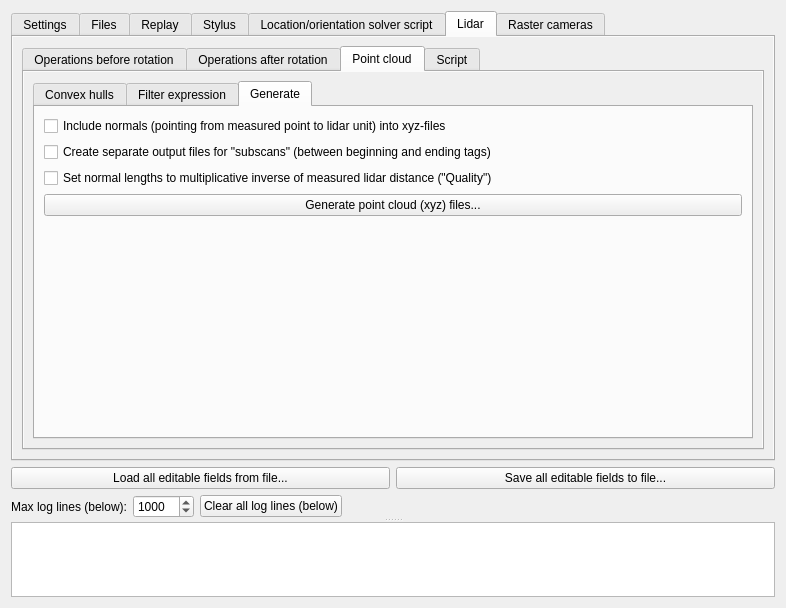
The window that PostProcessing/postprocessingform.ui (GNSS-Stylist/GNSS-Stylus) describes before a commit, drawn with Qt 5.
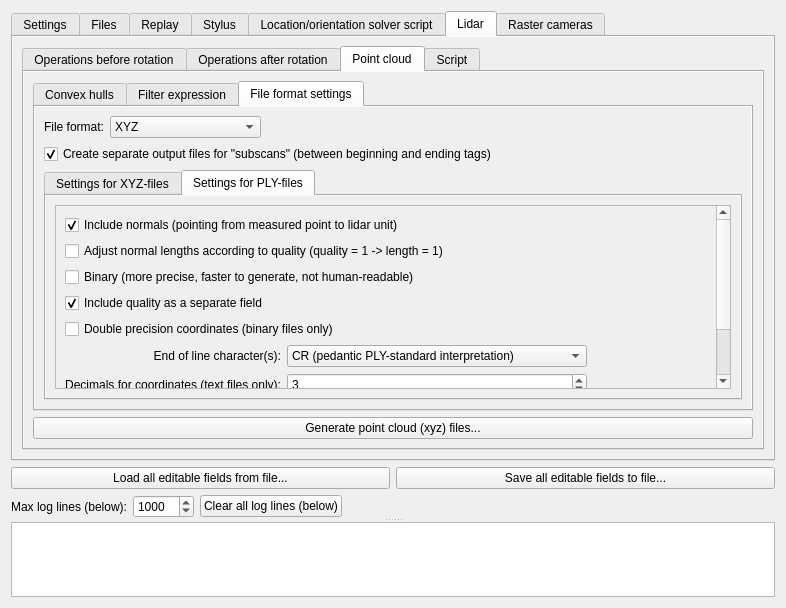
The same window after the commit. The open tabs and pages were chosen to show the change.

Commit message:
Point cloud: Add UI-controls, add/regroup settings
Also slight refactoring to writing of points (xyz).

Patch:
```diff
--- a/PostProcessing/postprocessingform.ui
+++ b/PostProcessing/postprocessingform.ui
@@ -3196,17 +3196,62 @@
                    </item>
                   </layout>
                  </widget>
-                 <widget class="QWidget" name="tab_Generate">
+                 <widget class="QWidget" name="tab_FileFormat">
+                  <property name="autoFillBackground">
+                   <bool>true</bool>
+                  </property>
                   <attribute name="title">
-                   <string>Generate</string>
+                   <string>File format settings</string>
                   </attribute>
                   <layout class="QVBoxLayout" name="verticalLayout_7">
                    <item>
-                    <widget class="QCheckBox" name="checkBox_Lidar_PointCloud_IncludeNormals">
-                     <property name="text">
-                      <string>Include normals (pointing from measured point to lidar unit) into xyz-files</string>
-                     </property>
-                    </widget>
+                    <layout class="QHBoxLayout" name="horizontalLayout_2">
+                     <item>
+                      <widget class="QLabel" name="label_Lidar_PointCloud_Settings_FileFormat">
+                       <property name="text">
+                        <string>File format:</string>
+                       </property>
+                       <property name="alignment">
+                        <set>Qt::AlignRight|Qt::AlignTrailing|Qt::AlignVCenter</set>
+                       </property>
+                      </widget>
+                     </item>
+                     <item>
+                      <widget class="QComboBox" name="comboBox_Lidar_PointCloud_FileFormat_FileFormat">
+                       <property name="currentIndex">
+                        <number>1</number>
+                       </property>
+                       <item>
+                        <property name="text">
+                         <string>None (don't write files)</string>
+                        </property>
+                       </item>
+                       <item>
+                        <property name="text">
+                         <string>XYZ</string>
+                        </property>
+                       </item>
+                       <item>
+                        <property name="text">
+                         <string>PLY</string>
+                        </property>
+                       </item>
+                      </widget>
+                     </item>
+                     <item>
+                      <spacer name="horizontalSpacer_4">
+                       <property name="orientation">
+                        <enum>Qt::Horizontal</enum>
+                       </property>
+                       <property name="sizeHint" stdset="0">
+                        <size>
+                         <width>40</width>
+                         <height>20</height>
+                        </size>
+                       </property>
+                      </spacer>
+                     </item>
+                    </layout>
                    </item>
                    <item>
                     <widget class="QCheckBox" name="checkBox_Lidar_PointCloud_SeparateOutputFilesForSubScans">
@@ -3216,42 +3261,384 @@
                      <property name="text">
                       <string>Create separate output files for &quot;subscans&quot; (between beginning and ending tags)</string>
                      </property>
-                    </widget>
-                   </item>
-                   <item>
-                    <widget class="QCheckBox" name="checkBox_Lidar_PointCloud_NormalLengthsAsQuality">
-                     <property name="toolTip">
-                      <string>&lt;html&gt;&lt;head/&gt;&lt;body&gt;&lt;p&gt;Normal lengths can be utilized in MeshLab&lt;/p&gt;&lt;/body&gt;&lt;/html&gt;</string>
+                     <property name="checked">
+                      <bool>true</bool>
                      </property>
-                     <property name="text">
-                      <string>Set normal lengths to multiplicative inverse of measured lidar distance (&quot;Quality&quot;)</string>
+                     <property name="tristate">
+                      <bool>false</bool>
                      </property>
                     </widget>
                    </item>
                    <item>
-                    <widget class="QPushButton" name="pushButton_Lidar_GeneratePointClouds">
-                     <property name="text">
-                      <string>Generate point cloud (xyz) files...</string>
+                    <widget class="QTabWidget" name="tabWidget_PointCloud_FileFormatSettings">
+                     <property name="currentIndex">
+                      <number>1</number>
                      </property>
+                     <widget class="QWidget" name="tab_Lidar_PointCloud_FileFormatSettings_XYZ">
+                      <property name="autoFillBackground">
+                       <bool>true</bool>
+                      </property>
+                      <attribute name="title">
+                       <string>Settings for XYZ-files</string>
+                      </attribute>
+                      <layout class="QVBoxLayout" name="verticalLayout_30">
+                       <item>
+                        <widget class="QCheckBox" name="checkBox_Lidar_PointCloud_FileFormat_XYZ_IncludeNormals">
+                         <property name="text">
+                          <string>Include normals (pointing from measured point to lidar unit)</string>
+                         </property>
+                         <property name="checked">
+                          <bool>true</bool>
+                         </property>
+                        </widget>
+                       </item>
+                       <item>
+                        <widget class="QCheckBox" name="checkBox_Lidar_PointCloud_FileFormat_XYZ_NormalLengthsAsQuality">
+                         <property name="toolTip">
+                          <string>&lt;html&gt;&lt;head/&gt;&lt;body&gt;&lt;p&gt;Normal lengths can be utilized in MeshLab&lt;/p&gt;&lt;/body&gt;&lt;/html&gt;</string>
+                         </property>
+                         <property name="text">
+                          <string>Adjust normal lengths according to quality (quality = 1 -&gt; length = 1)</string>
+                         </property>
+                        </widget>
+                       </item>
+                       <item>
+                        <layout class="QHBoxLayout" name="horizontalLayout_3">
+                         <item>
+                          <layout class="QGridLayout" name="gridLayout_2">
+                           <item row="0" column="0">
+                            <widget class="QLabel" name="label_Lidar_PointCloud_FileFormat_XYZ_EOLCharacter">
+                             <property name="text">
+                              <string>End of line character(s):</string>
+                             </property>
+                             <property name="alignment">
+                              <set>Qt::AlignRight|Qt::AlignTrailing|Qt::AlignVCenter</set>
+                             </property>
+                            </widget>
+                           </item>
+                           <item row="0" column="1">
+                            <widget class="QComboBox" name="comboBox_Lidar_PointCloud_FileFormat_XYZ_EOLCharacter">
+                             <property name="currentIndex">
+                              <number>1</number>
+                             </property>
+                             <item>
+                              <property name="text">
+                               <string>CR</string>
+                              </property>
+                             </item>
+                             <item>
+                              <property name="text">
+                               <string>LF (&quot;Linux&quot;)</string>
+                              </property>
+                             </item>
+                             <item>
+                              <property name="text">
+                               <string>CR+LF (&quot;Windows&quot;)</string>
+                              </property>
+                             </item>
+                            </widget>
+                           </item>
+                           <item row="1" column="0">
+                            <widget class="QLabel" name="label_Lidar_PointCloud_FileFormat_XYZ_Decimals_Coords">
+                             <property name="text">
+                              <string>Decimals for coordinates:</string>
+                             </property>
+                             <property name="alignment">
+                              <set>Qt::AlignRight|Qt::AlignTrailing|Qt::AlignVCenter</set>
+                             </property>
+                            </widget>
+                           </item>
+                           <item row="1" column="1">
+                            <widget class="QSpinBox" name="spinBox_Lidar_PointCloud_FileFormat_XYZ_Decimals_Coords">
+                             <property name="minimum">
+                              <number>1</number>
+                             </property>
+                             <property name="maximum">
+                              <number>6</number>
+                             </property>
+                             <property name="value">
+                              <number>3</number>
+                             </property>
+                            </widget>
+                           </item>
+                           <item row="2" column="0">
+                            <widget class="QLabel" name="label_Lidar_PointCloud_FileFormat_XYZ_Decimals_Normals">
+                             <property name="text">
+                              <string>Decimals for normals:</string>
+                             </property>
+                             <property name="alignment">
+                              <set>Qt::AlignRight|Qt::AlignTrailing|Qt::AlignVCenter</set>
+                             </property>
+                            </widget>
+                           </item>
+                           <item row="2" column="1">
+                            <widget class="QSpinBox" name="spinBox_Lidar_PointCloud_FileFormat_XYZ_Decimals_Normals">
+                             <property name="minimum">
+                              <number>1</number>
+                             </property>
+                             <property name="maximum">
+                              <number>6</number>
+                             </property>
+                             <property name="value">
+                              <number>3</number>
+                             </property>
+                            </widget>
+                           </item>
+                          </layout>
+                         </item>
+                         <item>
+                          <spacer name="horizontalSpacer_6">
+                           <property name="orientation">
+                            <enum>Qt::Horizontal</enum>
+                           </property>
+                           <property name="sizeHint" stdset="0">
+                            <size>
+                             <width>40</width>
+                             <height>20</height>
+                            </size>
+                           </property>
+                          </spacer>
+                         </item>
+                        </layout>
+                       </item>
+                       <item>
+                        <spacer name="verticalSpacer_2">
+                         <property name="orientation">
+                          <enum>Qt::Vertical</enum>
+                         </property>
+                         <property name="sizeHint" stdset="0">
+                          <size>
+                           <width>20</width>
+                           <height>31</height>
+                          </size>
+                         </property>
+                        </spacer>
+                       </item>
+                      </layout>
+                     </widget>
+                     <widget class="QWidget" name="tab_Lidar_PointCloud_FileFormatSettings_PLY">
+                      <property name="autoFillBackground">
+                       <bool>true</bool>
+                      </property>
+                      <attribute name="title">
+                       <string>Settings for PLY-files</string>
+                      </attribute>
+                      <layout class="QVBoxLayout" name="verticalLayout_4">
+                       <item>
+                        <widget class="QScrollArea" name="scrollArea">
+                         <property name="widgetResizable">
+                          <bool>true</bool>
+                         </property>
+                         <widget class="QWidget" name="scrollAreaWidgetContents">
+                          <property name="geometry">
+                           <rect>
+                            <x>0</x>
+                            <y>0</y>
+                            <width>662</width>
+                            <height>267</height>
+                           </rect>
+                          </property>
+                          <layout class="QVBoxLayout" name="verticalLayout_31">
+                           <item>
+                            <widget class="QCheckBox" name="checkBox_Lidar_PointCloud_FileFormat_PLY_IncludeNormals">
+                             <property name="text">
+                              <string>Include normals (pointing from measured point to lidar unit)</string>
+                             </property>
+                             <property name="checked">
+                              <bool>true</bool>
+                             </property>
+                            </widget>
+                           </item>
+                           <item>
+                            <widget class="QCheckBox" name="checkBox_Lidar_PointCloud_FileFormat_PLY_NormalLengthsAsQuality">
+                             <property name="toolTip">
+                              <string>&lt;html&gt;&lt;head/&gt;&lt;body&gt;&lt;p&gt;Normal lengths can be utilized in MeshLab&lt;/p&gt;&lt;/body&gt;&lt;/html&gt;</string>
+                             </property>
+                             <property name="text">
+                              <string>Adjust normal lengths according to quality (quality = 1 -&gt; length = 1)</string>
+                             </property>
+                            </widget>
+                           </item>
+                           <item>
+                            <widget class="QCheckBox" name="checkBox_Lidar_PointCloud_FileFormat_PLY_Binary">
+                             <property name="toolTip">
+                              <string>&lt;html&gt;&lt;head/&gt;&lt;body&gt;&lt;p&gt;Normal lengths can be utilized in MeshLab&lt;/p&gt;&lt;/body&gt;&lt;/html&gt;</string>
+                             </property>
+                             <property name="text">
+                              <string>Binary (more precise, faster to generate, not human-readable)</string>
+                             </property>
+                            </widget>
+                           </item>
+                           <item>
+                            <widget class="QCheckBox" name="checkBox_Lidar_PointCloud_FileFormat_PLY_QualityAsSeparateField">
+                             <property name="toolTip">
+                              <string>&lt;html&gt;&lt;head/&gt;&lt;body&gt;&lt;p&gt;Normal lengths can be utilized in MeshLab&lt;/p&gt;&lt;/body&gt;&lt;/html&gt;</string>
+                             </property>
+                             <property name="text">
+                              <string>Include quality as a separate field</string>
+                             </property>
+                             <property name="checked">
+                              <bool>true</bool>
+                             </property>
+                            </widget>
+                           </item>
+                           <item>
+                            <widget class="QCheckBox" name="checkBox_Lidar_PointCloud_FileFormat_PLY_DoublePrecision">
+                             <property name="toolTip">
+                              <string>&lt;html&gt;&lt;head/&gt;&lt;body&gt;&lt;p&gt;Normal lengths can be utilized in MeshLab&lt;/p&gt;&lt;/body&gt;&lt;/html&gt;</string>
+                             </property>
+                             <property name="text">
+                              <string>Double precision coordinates (binary files only)</string>
+                             </property>
+                            </widget>
+                           </item>
+                           <item>
+                            <layout class="QHBoxLayout" name="horizontalLayout_4">
+                             <item>
+                              <layout class="QGridLayout" name="gridLayout_4">
+                               <item row="0" column="0">
+                                <widget class="QLabel" name="label_Lidar_PointCloud_Settings_FileFormat_3">
+                                 <property name="text">
+                                  <string>End of line character(s):</string>
+                                 </property>
+                                 <property name="alignment">
+                                  <set>Qt::AlignRight|Qt::AlignTrailing|Qt::AlignVCenter</set>
+                                 </property>
+                                </widget>
+                               </item>
+                               <item row="0" column="1">
+                                <widget class="QComboBox" name="comboBox_Lidar_PointCloud_FileFormat_PLY_EOLCharacter">
+                                 <property name="minimumSize">
+                                  <size>
+                                   <width>300</width>
+                                   <height>0</height>
+                                  </size>
+                                 </property>
+                                 <property name="currentIndex">
+                                  <number>0</number>
+                                 </property>
+                                 <item>
+                                  <property name="text">
+                                   <string>CR (pedantic PLY-standard interpretation)</string>
+                                  </property>
+                                 </item>
+                                 <item>
+                                  <property name="text">
+                                   <string>LF (&quot;Linux&quot;)</string>
+                                  </property>
+                                 </item>
+                                 <item>
+                                  <property name="text">
+                                   <string>CR+LF (&quot;Windows&quot;)</string>
+                                  </property>
+                                 </item>
+                                </widget>
+                               </item>
+                               <item row="1" column="0">
+                                <widget class="QLabel" name="label_Lidar_PointCloud_FileFormat_XYZ_Decimals_Coords_2">
+                                 <property name="text">
+                                  <string>Decimals for coordinates (text files only):</string>
+                                 </property>
+                                 <property name="alignment">
+                                  <set>Qt::AlignRight|Qt::AlignTrailing|Qt::AlignVCenter</set>
+                                 </property>
+                                </widget>
+                               </item>
+                               <item row="1" column="1">
+                                <widget class="QSpinBox" name="spinBox_Lidar_PointCloud_FileFormat_PLY_Decimals_Coords">
+                                 <property name="minimum">
+                                  <number>1</number>
+                                 </property>
+                                 <property name="maximum">
+                                  <number>6</number>
+                                 </property>
+                                 <property name="value">
+                                  <number>3</number>
+                                 </property>
+                                </widget>
+                               </item>
+                               <item row="2" column="0">
+                                <widget class="QLabel" name="label_Lidar_PointCloud_FileFormat_XYZ_Decimals_Normals_2">
+                                 <property name="text">
+                                  <string>Decimals for normals (text files only):</string>
+                                 </property>
+                                 <property name="alignment">
+                                  <set>Qt::AlignRight|Qt::AlignTrailing|Qt::AlignVCenter</set>
+                                 </property>
+                                </widget>
+                               </item>
+                               <item row="2" column="1">
+                                <widget class="QSpinBox" name="spinBox_Lidar_PointCloud_FileFormat_PLY_Decimals_Normals">
+                                 <property name="minimum">
+                                  <number>1</number>
+                                 </property>
+                                 <property name="maximum">
+                                  <number>6</number>
+                                 </property>
+                                 <property name="value">
+                                  <number>3</number>
+                                 </property>
+                                </widget>
+                               </item>
+                               <item row="3" column="0">
+                                <widget class="QLabel" name="label_Lidar_PointCloud_FileFormat_XYZ_Decimals_Normals_3">
+                                 <property name="text">
+                                  <string>Decimals for quality (text files only):</string>
+                                 </property>
+                                 <property name="alignment">
+                                  <set>Qt::AlignRight|Qt::AlignTrailing|Qt::AlignVCenter</set>
+                                 </property>
+                                </widget>
+                               </item>
+                               <item row="3" column="1">
+                                <widget class="QSpinBox" name="spinBox_Lidar_PointCloud_FileFormat_PLY_Decimals_Quality">
+                                 <property name="minimum">
+                                  <number>1</number>
+                                 </property>
+                                 <property name="maximum">
+                                  <number>6</number>
+                                 </property>
+                                 <property name="value">
+                                  <number>2</number>
+                                 </property>
+                                </widget>
+                               </item>
+                              </layout>
+                             </item>
+                             <item>
+                              <spacer name="horizontalSpacer_7">
+                               <property name="orientation">
+                                <enum>Qt::Horizontal</enum>
+                               </property>
+                               <property name="sizeHint" stdset="0">
+                                <size>
+                                 <width>40</width>
+                                 <height>20</height>
+                                </size>
+                               </property>
+                              </spacer>
+                             </item>
+                            </layout>
+                           </item>
+                          </layout>
+                         </widget>
+                        </widget>
+                       </item>
+                      </layout>
+                     </widget>
                     </widget>
                    </item>
-                   <item>
-                    <spacer name="verticalSpacer_Lidar_PointCloud_Bottom">
-                     <property name="orientation">
-                      <enum>Qt::Vertical</enum>
-                     </property>
-                     <property name="sizeHint" stdset="0">
-                      <size>
-                       <width>20</width>
-                       <height>199</height>
-                      </size>
-                     </property>
-                    </spacer>
-                   </item>
                   </layout>
                  </widget>
                 </widget>
                </item>
+               <item>
+                <widget class="QPushButton" name="pushButton_Lidar_GeneratePointClouds">
+                 <property name="text">
+                  <string>Generate point cloud (xyz) files...</string>
+                 </property>
+                </widget>
+               </item>
               </layout>
              </widget>
              <widget class="QWidget" name="tab_Lidar_Script">
@@ -3761,17 +4148,6 @@
     </widget>
    </item>
   </layout>
-  <widget class="QWidget" name="">
-   <property name="geometry">
-    <rect>
-     <x>0</x>
-     <y>0</y>
-     <width>100</width>
-     <height>30</height>
-    </rect>
-   </property>
-   <layout class="QVBoxLayout" name="verticalLayout_4"/>
-  </widget>
  </widget>
  <resources/>
  <connections/>
```
Left out of the diff: 29 changed lines with no effect on the pictures. The commit also changes 6 other files.
